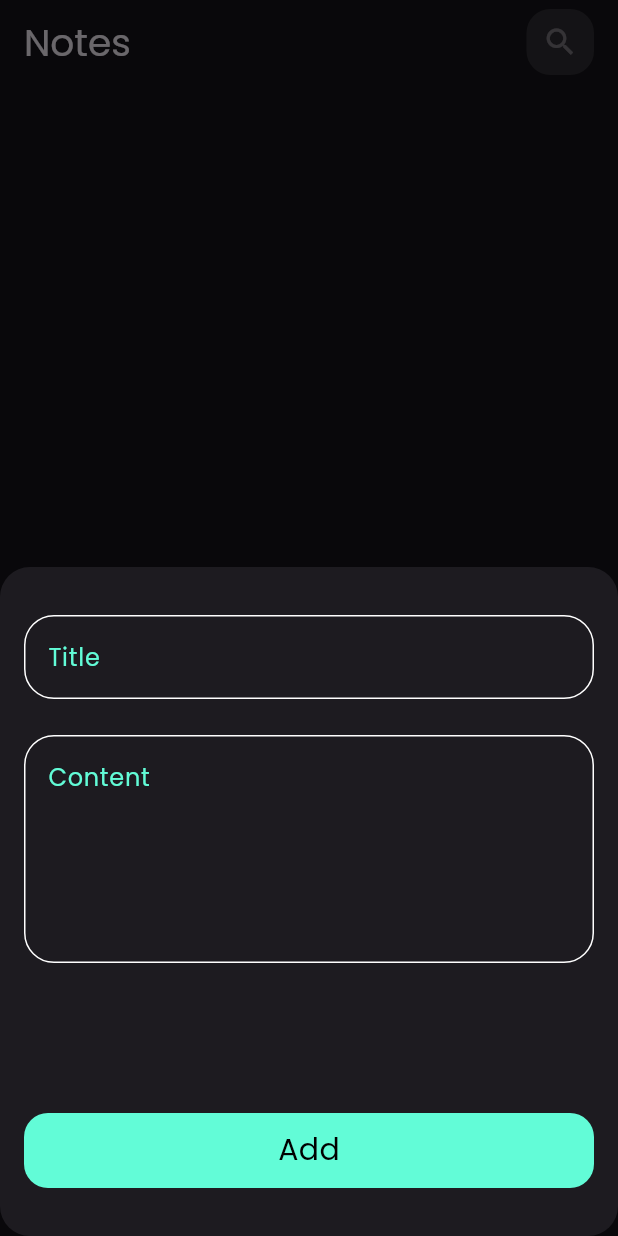
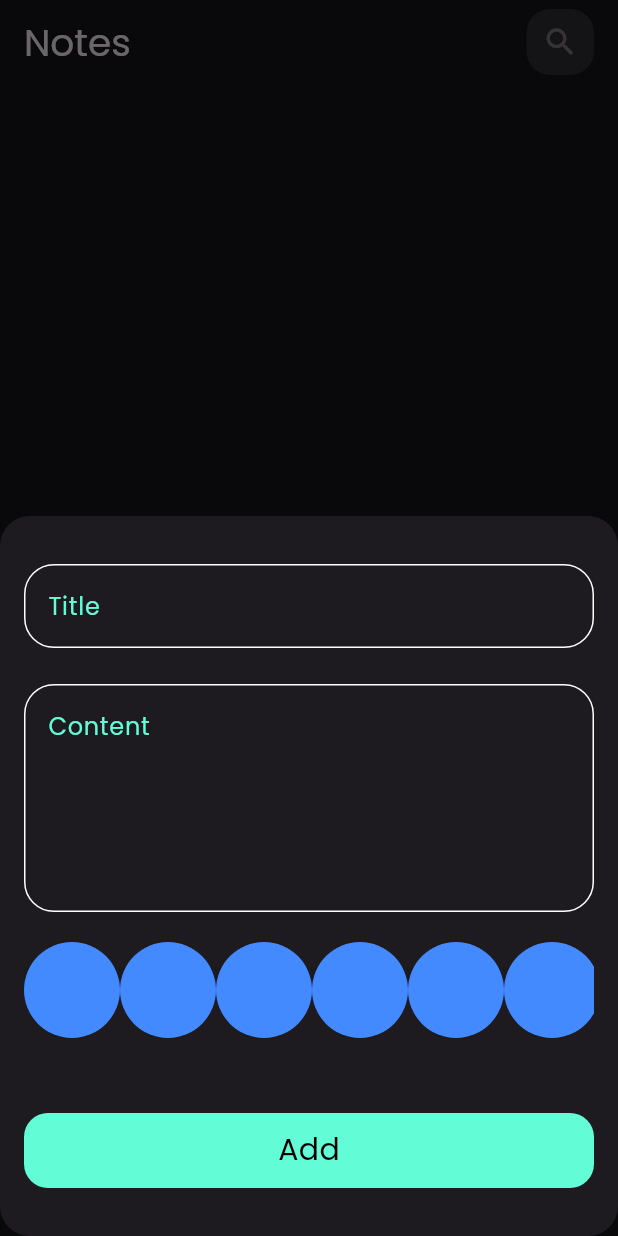
Before and after one commit to RamezNasser5/notes_app, a Flutter app: the screen it shows after launch, after a tap on the "add" icon, on a phone screen of 412 x 824 dp. Run offline on Flutter 3.47's test engine with Material 3 defaults, Android fonts, the phone set to English and light mode, and no system bars; our stand-ins replace bloc, flutter_bloc, hive, hive_flutter; accounts and stored records are empty.

Commit message:
create colors_bicker part one

```diff
--- a/lib/widgets/add_note_form.dart
+++ b/lib/widgets/add_note_form.dart
@@ -3,6 +3,7 @@ import 'package:flutter_bloc/flutter_bloc.dart';
 import 'package:intl/intl.dart';
 import 'package:notes_app/cubits/add_note_cubit/add_notes_cubit.dart';
 import 'package:notes_app/models/note_model.dart';
+import 'package:notes_app/widgets/colors_bicker.dart';
 import 'package:notes_app/widgets/custom_button.dart';
 import 'package:notes_app/widgets/custom_text_field.dart';
 
@@ -41,6 +42,7 @@ class _NoteFormState extends State<NoteForm> {
             hint: 'Content',
             maxLine: 5,
           ),
+          const ColorListView(),
           BlocBuilder<AddNotesCubit, AddNotesState>(
             builder: (context, state) {
               return CustomButton(
--- /dev/null
+++ b/lib/widgets/colors_bicker.dart
@@ -0,0 +1,35 @@
+import 'package:flutter/material.dart';
+
+class ColorItem extends StatelessWidget {
+  const ColorItem({super.key});
+
+  @override
+  Widget build(BuildContext context) {
+    return const CircleAvatar(
+      radius: 32,
+      backgroundColor: Colors.blueAccent,
+    );
+  }
+}
+
+class ColorListView extends StatelessWidget {
+  const ColorListView({super.key});
+
+  @override
+  Widget build(BuildContext context) {
+    return Padding(
+      padding: const EdgeInsets.only(top: 20.0),
+      child: SizedBox(
+        height: 64,
+        child: ListView.builder(
+          physics: const BouncingScrollPhysics(),
+          itemCount: 10,
+          scrollDirection: Axis.horizontal,
+          itemBuilder: (context, index) {
+            return const ColorItem();
+          },
+        ),
+      ),
+    );
+  }
+}
--- a/lib/widgets/custom_button.dart
+++ b/lib/widgets/custom_button.dart
@@ -9,7 +9,7 @@ class CustomButton extends StatelessWidget {
   Widget build(BuildContext context) {
     return Padding(
       padding: EdgeInsets.only(
-          top: 100.0, bottom: MediaQuery.of(context).viewInsets.bottom),
+          top: 50.0, bottom: MediaQuery.of(context).viewInsets.bottom),
       child: GestureDetector(
         onTap: onTap,
         child: Container(
```
